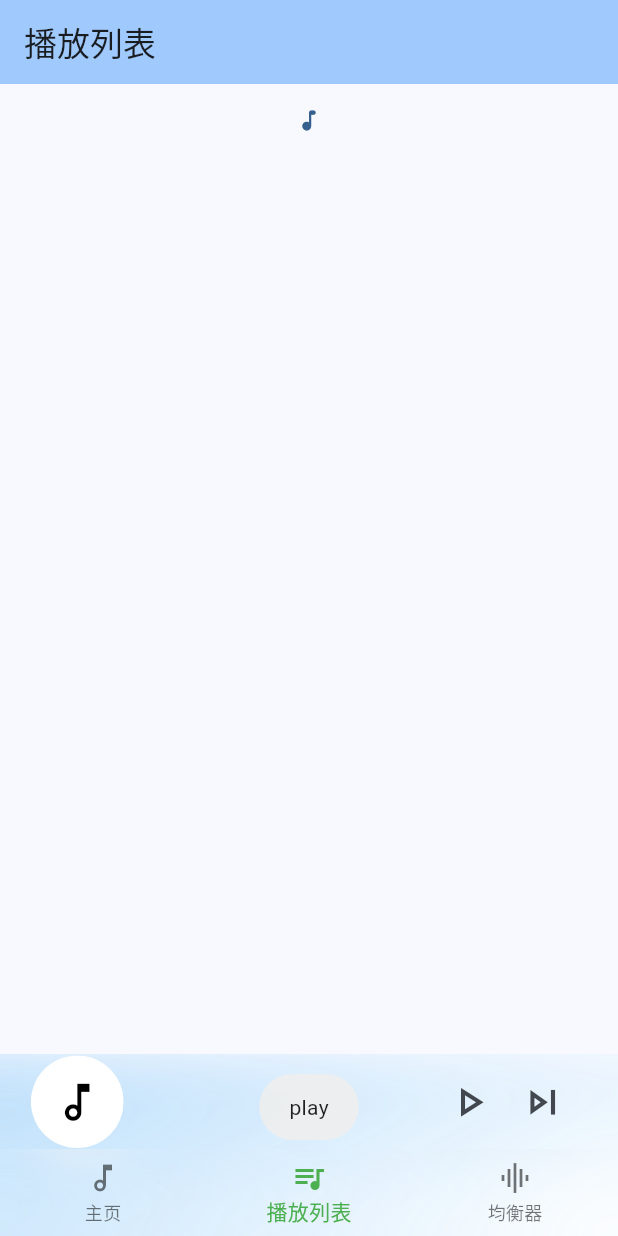
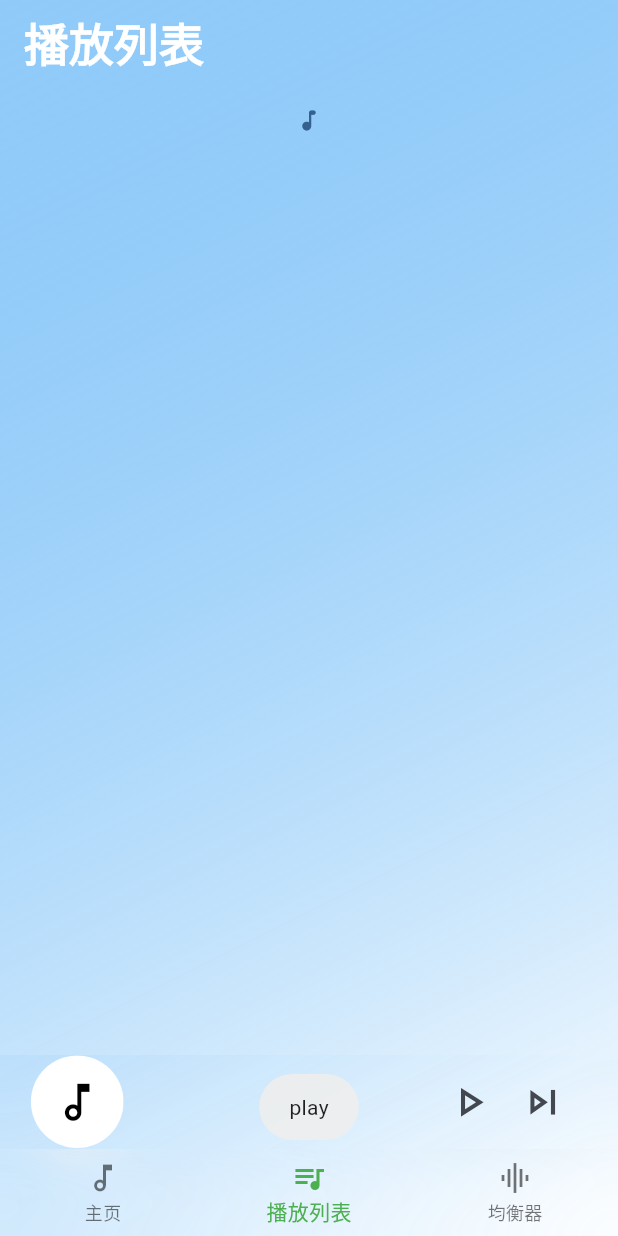
Before and after one commit to WeiNingChen0940/MusicPlayer_FlutterProject, a Flutter app: the screen it shows after launch, item 2 of the bottom bar chosen, after a tap on the "play arrow" icon, on a phone screen of 412 x 824 dp. Run offline on Flutter 3.47's test engine with Material 3 defaults, Android fonts, the phone set to English and light mode, and no system bars; our stand-ins replace fluttertoast, permission_handler, sqflite; missing offline and left inert: audio_metadata_reader, flutter_soloud; accounts and stored records are empty.

Commit message:
在底部导航栏添加均衡器选项

```diff
--- a/lib/main.dart
+++ b/lib/main.dart
@@ -1,5 +1,6 @@
 import 'dart:io';
 import 'package:as_demo1/pages/home_all.dart';
+import 'package:as_demo1/pages/sound_effects.dart';
 import 'package:audio_metadata_reader/audio_metadata_reader.dart';
 import 'package:path/path.dart';
 import 'package:path_provider/path_provider.dart';
@@ -17,10 +18,11 @@ import 'package:sqflite/sqflite.dart';
 import 'package:as_demo1/databaseControl.dart';
 import 'package:flutter_soloud/flutter_soloud.dart';
 class DataModel with ChangeNotifier {
-  var pagesIndex = [0, 1, 1];
+  var pagesIndex = [0, 1, 2];
   static final List<Widget> _pages = <Widget>[
     const HomePage(),
     const MusicListPage(),
+    const SoundEffects(),
     const HomeAll(),
   ];
   int songsIndex = 0;
@@ -41,32 +43,39 @@ class DataModel with ChangeNotifier {
   late Future<SoundHandle> _handle;
   late SoundHandle handle;
   bool isPlaying = false;
+  List<double> filterParameters = [1,1,1,1,1,1,1,1,1];
+  List<String> filterParamNames = [];
   Future<void> ready2PlaySong() async {
     await soLoud.init();
 
     source = await soLoud.loadFile(songs.elementAt(songsIndex));
     //Fluttertoast.showToast(msg: 'ready: ${songs.elementAt(songsIndex)}');
     _handle = soLoud.play(source);
+    handle = await _handle;
     soLoud.setPause(handle, false);
 
     notifyListeners();
   }
-
+  void initEQ(){
+    filterParamNames = soLoud.getFilterParamNames(FilterType.eqFilter);
+    for(int i=0;i<9;i++){
+      print('${filterParamNames[i]}:${filterParameters[i]}');
+    }
+  }
   Future<void> play() async {
     Fluttertoast.showToast(msg: 'play');
     //Fluttertoast.showToast(msg: 'isP:$isPlaying');
     soLoud.setPause(handle, false);
-    handle = await _handle;
     isPlaying = true;
-    var fil = soLoud.getFilterParamNames(FilterType.eqFilter);
-
-    int i =0;
-    for(;i<fil.length;i++){
-      var filI = soLoud.getFilterParameter(FilterType.eqFilter, i);
-      print('fil:${fil[i]} -- $filI');
-    }
 
     notifyListeners();
+  }
+
+    Future<void> setFilterParameter() async {
+    int i =0;
+    for(;i<9;i++){
+      soLoud.setFilterParameter(FilterType.eqFilter, i, filterParameters[i]);
+    }
   }
 
   Future<void> pause() async {
@@ -232,10 +241,14 @@ class _MainPageState extends State<MainPage> {
                         currentIndex: dataModel.selectedIndex,
                         selectedItemColor: Colors.green,
                         onTap: (int index) {
+                          if(index == 0){
+                            dataModel.changePagesIndex([0,1,2]);
+                          }
+                          if(index == 2){
+                            dataModel.initEQ();
+                          }
                           dataModel.onItemTapped(index);
-                          if(index == 0){
-                            dataModel.changePagesIndex([0,1,1]);
-                          }
+
                         },
                       ),
                     ),
--- a/lib/pages/home.dart
+++ b/lib/pages/home.dart
@@ -90,7 +90,7 @@ class _HomePageState extends State<HomePage> {
                     onTap: () {
                       var dataModel =
                           Provider.of<DataModel>(context, listen: false);
-                      dataModel.changePagesIndex([2, 1, 0]);
+                      dataModel.changePagesIndex([3, 1, 2]);
                     },
                   ),
                   ListElementCategory(
--- a/lib/pages/musicList.dart
+++ b/lib/pages/musicList.dart
@@ -26,9 +26,14 @@ class _MusicListPageState extends State<MusicListPage> {
   @override
   Widget build(BuildContext context) {
     return Scaffold(
+      backgroundColor: Colors.white.withOpacity(0),
       appBar: AppBar(
-        backgroundColor: Theme.of(context).colorScheme.inversePrimary,
-        title: const Text('播放列表'),
+        backgroundColor: Colors.white.withOpacity(0),
+        title: const Text(
+          '播放列表',
+          style: TextStyle(
+              color: Colors.white, fontWeight: FontWeight.bold, fontSize: 30),
+        ),
       ),
       body: SafeArea(
           child: Center(
```
Also changed, not shown: lib/pages/sound_effects.dart (+37 -9 lines).
